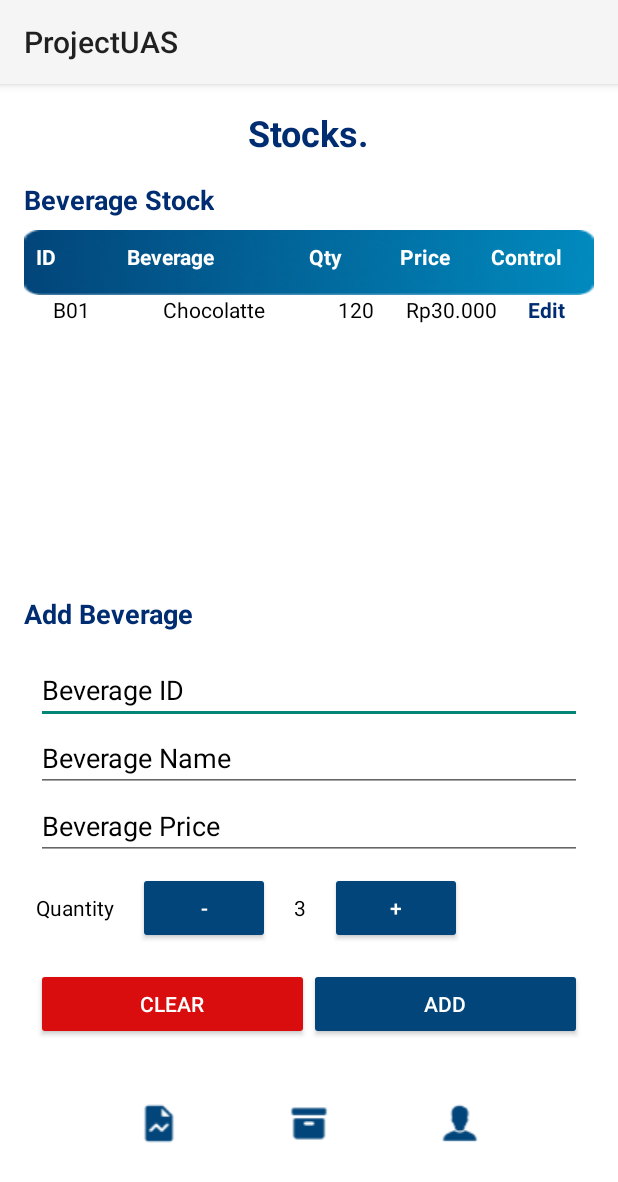
After one commit to satrioagnag/PEMMOB_UAS, an Android app: the StockActivity screen opened directly, with no data from a screen before it, on a phone screen of 412 x 824 dp. The commit adds this screen. Shown: the top 1182 px of the screen. Run offline under Robolectric (Android 15) with nearby library versions, the phone set to English and light mode, and no system bars.

```diff
--- a/app/src/main/AndroidManifest.xml
+++ b/app/src/main/AndroidManifest.xml
@@ -12,6 +12,9 @@
         android:supportsRtl="true"
         android:theme="@style/Theme.ProjectUAS"
         tools:targetApi="31">
+        <activity
+            android:name=".StockActivity"
+            android:exported="false" />
         <activity
             android:name=".ReportActivity"
             android:exported="false" />
--- /dev/null
+++ b/app/src/main/java/com/example/projectuas/StockActivity.kt
@@ -0,0 +1,11 @@
+    package com.example.projectuas
+
+import androidx.appcompat.app.AppCompatActivity
+import android.os.Bundle
+
+class StockActivity : AppCompatActivity() {
+    override fun onCreate(savedInstanceState: Bundle?) {
+        super.onCreate(savedInstanceState)
+        setContentView(R.layout.activity_stock)
+    }
+}
--- a/app/src/main/res/layout/activity_report.xml
+++ b/app/src/main/res/layout/activity_report.xml
@@ -278,22 +278,13 @@
         <LinearLayout
             android:layout_width="match_parent"
             android:layout_height="wrap_content"
-            android:layout_marginStart="16dp"
-            android:layout_marginTop="16dp"
-            android:layout_marginEnd="16dp"
-            android:layout_marginBottom="0dp"
+            android:orientation="horizontal"
             android:background="#Ffffff"
-            android:gravity="center"
-            android:orientation="horizontal"
             android:padding="8dp"
-            app:layout_constraintBottom_toBottomOf="parent"
-            app:layout_constraintEnd_toEndOf="parent"
-            app:layout_constraintHorizontal_bias="0.0"
-            app:layout_constraintStart_toStartOf="parent"
-            app:layout_constraintTop_toTopOf="parent"
-            app:layout_constraintVertical_bias="1.0">
+            android:gravity="center">
 
-            <ImageView
+
+        <ImageView
                 android:layout_width="100dp"
                 android:layout_height="wrap_content"
                 android:padding="10dp"
--- /dev/null
+++ b/app/src/main/res/layout/activity_stock.xml
@@ -0,0 +1,282 @@
+<?xml version="1.0" encoding="utf-8"?>
+
+<LinearLayout xmlns:android="http://schemas.android.com/apk/res/android"
+    xmlns:app="http://schemas.android.com/apk/res-auto"
+    android:background="#ffffff"
+    xmlns:tools="http://schemas.android.com/tools"
+    android:layout_width="match_parent"
+    android:layout_height="match_parent"
+    android:orientation="vertical"
+    android:padding="16dp"
+    tools:context=".StockActivity">
+
+    <!-- Title -->
+    <TextView
+        android:id="@+id/title"
+        android:layout_width="wrap_content"
+        android:layout_height="wrap_content"
+        android:text="Stocks."
+        android:textSize="24sp"
+        android:textStyle="bold"
+        android:layout_gravity="center"
+        android:paddingBottom="16dp"
+        android:textColor="#002D72" />
+
+    <!-- Beverage Stock Label -->
+    <TextView
+        android:id="@+id/beverage_stock_label"
+        android:layout_width="wrap_content"
+        android:layout_height="wrap_content"
+        android:text="Beverage Stock"
+        android:textSize="18sp"
+        android:textStyle="bold"
+        android:paddingBottom="8dp"
+        android:textColor="#002D72" />
+
+    <!-- Table Header -->
+    <TableLayout
+
+        android:layout_width="match_parent"
+        android:layout_height="wrap_content"
+        android:background="@drawable/table_header_background"
+        android:padding="8dp">
+
+        <TableRow>
+            <TextView
+                android:layout_width="0dp"
+                android:layout_height="wrap_content"
+                android:layout_weight="1"
+                android:text="ID"
+                android:textStyle="bold"
+                android:textColor="#FFFFFF" />
+
+            <TextView
+                android:layout_width="0dp"
+                android:layout_height="wrap_content"
+                android:layout_weight="2"
+                android:text="Beverage"
+                android:textStyle="bold"
+                android:textColor="#FFFFFF" />
+
+            <TextView
+                android:layout_width="0dp"
+                android:layout_height="wrap_content"
+                android:layout_weight="1"
+                android:text="Qty"
+                android:textStyle="bold"
+                android:textColor="#FFFFFF" />
+
+            <TextView
+                android:layout_width="0dp"
+                android:layout_height="wrap_content"
+                android:layout_weight="1"
+                android:text="Price"
+                android:textStyle="bold"
+                android:textColor="#FFFFFF" />
+
+            <TextView
+                android:layout_width="0dp"
+                android:layout_height="wrap_content"
+                android:layout_weight="1"
+                android:text="Control"
+                android:textStyle="bold"
+                android:textColor="#FFFFFF" />
+        </TableRow>
+    </TableLayout>
+
+    <!-- Table Content -->
+    <ScrollView
+        android:layout_width="match_parent"
+        android:layout_height="200dp"
+        android:paddingBottom="16dp">
+
+        <TableLayout
+            android:layout_width="match_parent"
+            android:layout_height="wrap_content">
+
+            <TableRow>
+                <TextView
+                    android:layout_width="0dp"
+                    android:layout_height="wrap_content"
+                    android:textColor="@color/black"
+                    android:textAlignment="center"
+                    android:layout_weight="1"
+                    android:text="B01" />
+
+                <TextView
+                    android:layout_width="0dp"
+                    android:layout_height="wrap_content"
+                    android:layout_weight="2"
+                    android:textColor="@color/black"
+                    android:textAlignment="center"
+                    android:text="Chocolatte" />
+
+                <TextView
+                    android:layout_width="0dp"
+                    android:layout_height="wrap_content"
+                    android:layout_weight="1"
+                    android:textAlignment="center"
+                    android:textColor="@color/black"
+                    android:text="120" />
+
+                <TextView
+                    android:layout_width="0dp"
+                    android:layout_height="wrap_content"
+                    android:layout_weight="1"
+                    android:textAlignment="center"
+                    android:textColor="@color/black"
+                    android:text="Rp30.000" />
+
+                <TextView
+                    android:layout_width="0dp"
+                    android:layout_height="wrap_content"
+                    android:layout_weight="1"
+                    android:textAlignment="center"
+                    android:text="Edit"
+                    android:textColor="#002D72"
+                    android:textStyle="bold" />
+            </TableRow>
+            <!-- Repeat TableRow for each item in the list -->
+        </TableLayout>
+    </ScrollView>
+
+    <!-- Add Beverage Section -->
+    <TextView
+        android:id="@+id/add_beverage_label"
+        android:layout_width="wrap_content"
+        android:layout_height="wrap_content"
+        android:text="Add Beverage"
+        android:textSize="18sp"
+        android:textStyle="bold"
+        android:paddingBottom="8dp"
+        android:textColor="#002D72" />
+
+    <LinearLayout
+        android:layout_width="match_parent"
+        android:layout_height="wrap_content"
+        android:orientation="vertical"
+        android:padding="8dp"
+        android:background="#ffffff"
+        android:layout_marginBottom="16dp">
+
+        <EditText
+            android:id="@+id/beverage_id"
+            android:layout_width="match_parent"
+            android:layout_height="wrap_content"
+            android:textColorHint="@color/black"
+            android:hint="Beverage ID" />
+
+        <EditText
+            android:id="@+id/beverage_name"
+            android:layout_width="match_parent"
+            android:layout_height="wrap_content"
+            android:textColorHint="@color/black"
+            android:hint="Beverage Name" />
+
+        <EditText
+            android:id="@+id/beverage_price"
+            android:layout_width="match_parent"
+            android:layout_height="wrap_content"
+            android:textColorHint="@color/black"
+            android:hint="Beverage Price" />
+
+        <LinearLayout
+            android:layout_width="match_parent"
+            android:layout_height="wrap_content"
+            android:orientation="horizontal"
+            android:gravity="center_vertical"
+            android:paddingTop="8dp"
+            android:paddingBottom="8dp">
+
+            <TextView
+                android:layout_width="wrap_content"
+                android:layout_height="wrap_content"
+                android:text="Quantity"
+                android:textColor="@color/black"
+                android:paddingEnd="16dp" />
+
+            <Button
+                android:id="@+id/button_decrease"
+                android:layout_width="wrap_content"
+                android:layout_height="wrap_content"
+                android:backgroundTint="#02457A"
+                android:text="-"
+                android:textColor="#ffffff
+"
+                app:cornerRadius="20dp" />
+
+            <TextView
+                android:id="@+id/quantity_text"
+                android:layout_width="wrap_content"
+                android:layout_height="wrap_content"
+                android:paddingLeft="16dp"
+                android:paddingRight="16dp"
+                android:textColor="@color/black"
+                android:text="3" />
+
+            <Button
+                android:id="@+id/button_increase"
+                android:layout_width="wrap_content"
+                android:layout_height="wrap_content"
+                android:backgroundTint="#02457A"
+                android:text="+"
+                android:textColor="#ffffff"
+                app:cornerRadius="20dp" />
+        </LinearLayout>
+
+        <LinearLayout
+            android:layout_width="match_parent"
+            android:layout_height="wrap_content"
+            android:orientation="horizontal"
+            android:paddingTop="8dp">
+
+            <Button
+                android:id="@+id/button_clear"
+                android:layout_width="0dp"
+                android:layout_height="wrap_content"
+                android:layout_weight="1"
+                android:backgroundTint="#D90D0E"
+                android:text="Clear"
+                android:textColor="#FFFFFF"
+                app:cornerRadius="20dp" />
+
+            <Button
+                android:id="@+id/button_add"
+                android:layout_width="0dp"
+                android:layout_height="wrap_content"
+                android:layout_weight="1"
+                android:backgroundTint="#02457A"
+                android:text="Add"
+                android:textColor="#FFFFFF"
+                app:cornerRadius="20dp" />
+        </LinearLayout>
+    </LinearLayout>
+
+    <!-- Bottom Navigation -->
+    <LinearLayout
+        android:layout_width="match_parent"
+        android:layout_height="wrap_content"
+        android:orientation="horizontal"
+        android:background="#Ffffff"
+        android:padding="8dp"
+        android:gravity="center">
+
+        <ImageView
+            android:layout_width="100dp"
+            android:layout_height="wrap_content"
+            android:padding="10dp"
+            android:src="@drawable/ic_chart" />
+
+        <ImageView
+            android:layout_width="100dp"
+            android:layout_height="wrap_content"
+            android:padding="8dp"
+            android:src="@drawable/ic_stock" />
+
+        <ImageView
+            android:layout_width="100dp"
+            android:layout_height="wrap_content"
+            android:padding="8dp"
+            android:src="@drawable/ic_profile" />
+    </LinearLayout>
+</LinearLayout>
```
